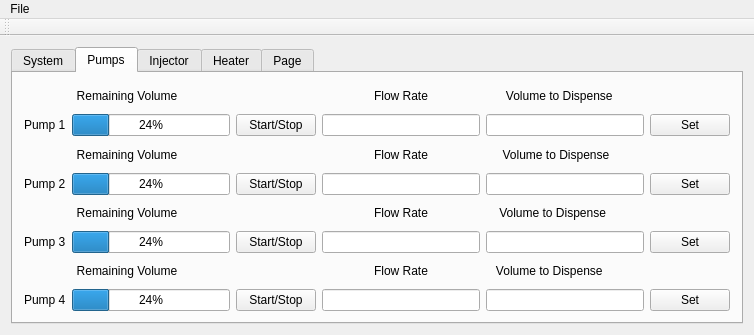
Old version of the form mainwindow.ui in the repository dheerc/qtgui.
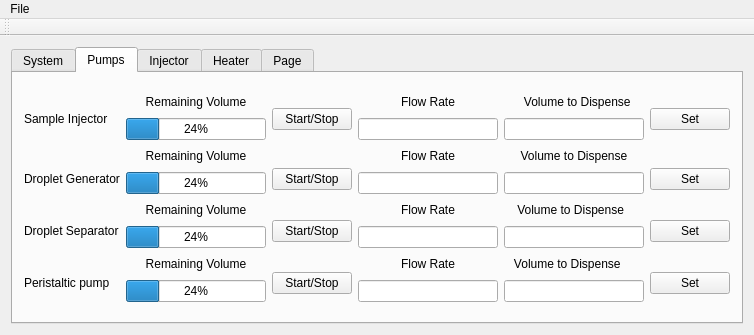
New version of the form.

The edit to the form file:
```diff
--- a/mainwindow.ui
+++ b/mainwindow.ui
@@ -14,7 +14,7 @@
    <string>MainWindow</string>
   </property>
   <widget class="QWidget" name="centralWidget">
-   <layout class="QGridLayout" name="gridLayout">
+   <layout class="QGridLayout" name="gridLayout_2">
     <item row="0" column="0">
      <widget class="QTabWidget" name="Pumps">
       <property name="currentIndex">
@@ -48,73 +48,127 @@
        <attribute name="title">
         <string>Pumps</string>
        </attribute>
-       <layout class="QGridLayout" name="gridLayout_2">
-        <item row="0" column="0" colspan="2">
-         <widget class="QLabel" name="label_8">
-          <property name="layoutDirection">
-           <enum>Qt::LeftToRight</enum>
-          </property>
-          <property name="text">
-           <string>Remaining Volume</string>
-          </property>
-          <property name="alignment">
-           <set>Qt::AlignCenter</set>
-          </property>
-         </widget>
-        </item>
-        <item row="0" column="3">
-         <widget class="QLabel" name="label_6">
-          <property name="layoutDirection">
-           <enum>Qt::LeftToRight</enum>
-          </property>
-          <property name="text">
-           <string>Flow Rate</string>
-          </property>
-          <property name="alignment">
-           <set>Qt::AlignCenter</set>
-          </property>
-         </widget>
-        </item>
-        <item row="0" column="4" colspan="2">
-         <widget class="QLabel" name="label_7">
-          <property name="layoutDirection">
-           <enum>Qt::LeftToRight</enum>
-          </property>
-          <property name="text">
-           <string>      Volume to Dispense</string>
-          </property>
-          <property name="alignment">
-           <set>Qt::AlignLeading|Qt::AlignLeft|Qt::AlignVCenter</set>
-          </property>
-         </widget>
-        </item>
-        <item row="1" column="0">
+       <layout class="QGridLayout" name="gridLayout">
+        <item row="0" column="0">
          <widget class="QLabel" name="label_5">
           <property name="text">
-           <string>Pump 1</string>
+           <string>Sample Injector</string>
           </property>
          </widget>
         </item>
-        <item row="1" column="1">
-         <widget class="QProgressBar" name="rem_vol_1">
-          <property name="mouseTracking">
-           <bool>false</bool>
-          </property>
-          <property name="toolTip">
-           <string/>
-          </property>
-          <property name="toolTipDuration">
-           <number>-1</number>
-          </property>
-          <property name="whatsThis">
-           <string>&lt;html&gt;&lt;head/&gt;&lt;body&gt;&lt;p&gt;Remaining Volume in pump&lt;/p&gt;&lt;/body&gt;&lt;/html&gt;</string>
-          </property>
-          <property name="value">
-           <number>24</number>
-          </property>
-         </widget>
+        <item row="0" column="1" rowspan="4">
+         <layout class="QVBoxLayout" name="verticalLayout_13">
+          <item>
+           <layout class="QVBoxLayout" name="verticalLayout">
+            <item>
+             <widget class="QLabel" name="label_8">
+              <property name="layoutDirection">
+               <enum>Qt::LeftToRight</enum>
+              </property>
+              <property name="text">
+               <string>Remaining Volume</string>
+              </property>
+              <property name="alignment">
+               <set>Qt::AlignCenter</set>
+              </property>
+             </widget>
+            </item>
+            <item>
+             <widget class="QProgressBar" name="rem_vol_1">
+              <property name="mouseTracking">
+               <bool>false</bool>
+              </property>
+              <property name="toolTip">
+               <string/>
+              </property>
+              <property name="toolTipDuration">
+               <number>-1</number>
+              </property>
+              <property name="whatsThis">
+               <string>&lt;html&gt;&lt;head/&gt;&lt;body&gt;&lt;p&gt;Remaining Volume in pump&lt;/p&gt;&lt;/body&gt;&lt;/html&gt;</string>
+              </property>
+              <property name="value">
+               <number>24</number>
+              </property>
+             </widget>
+            </item>
+           </layout>
+          </item>
+          <item>
+           <layout class="QVBoxLayout" name="verticalLayout_10">
+            <item>
+             <widget class="QLabel" name="label_12">
+              <property name="layoutDirection">
+               <enum>Qt::LeftToRight</enum>
+              </property>
+              <property name="text">
+               <string>Remaining Volume</string>
+              </property>
+              <property name="alignment">
+               <set>Qt::AlignCenter</set>
+              </property>
+             </widget>
+            </item>
+            <item>
+             <widget class="QProgressBar" name="rem_vol_2">
+              <property name="value">
+               <number>24</number>
+              </property>
+             </widget>
+            </item>
+           </layout>
+          </item>
+          <item>
+           <layout class="QVBoxLayout" name="verticalLayout_11">
+            <item>
+             <widget class="QLabel" name="label_2">
+              <property name="layoutDirection">
+               <enum>Qt::LeftToRight</enum>
+              </property>
+              <property name="text">
+               <string>Remaining Volume</string>
+              </property>
+              <property name="alignment">
+               <set>Qt::AlignCenter</set>
+              </property>
+             </widget>
+            </item>
+            <item>
+             <widget class="QProgressBar" name="rem_vol_3">
+              <property name="value">
+               <number>24</number>
+              </property>
+             </widget>
+            </item>
+           </layout>
+          </item>
+          <item>
+           <layout class="QVBoxLayout" name="verticalLayout_12">
+            <item>
+             <widget class="QLabel" name="label_16">
+              <property name="layoutDirection">
+               <enum>Qt::LeftToRight</enum>
+              </property>
+              <property name="text">
+               <string>Remaining Volume</string>
+              </property>
+              <property name="alignment">
+               <set>Qt::AlignCenter</set>
+              </property>
+             </widget>
+            </item>
+            <item>
+             <widget class="QProgressBar" name="rem_vol_4">
+              <property name="value">
+               <number>24</number>
+              </property>
+             </widget>
+            </item>
+           </layout>
+          </item>
+         </layout>
         </item>
-        <item row="1" column="2">
+        <item row="0" column="2">
          <widget class="QPushButton" name="start_stop_1">
           <property name="text">
            <string>Start/Stop</string>
@@ -124,73 +178,189 @@
           </property>
          </widget>
         </item>
-        <item row="1" column="3">
-         <widget class="QLineEdit" name="flow_rate_1"/>
+        <item row="0" column="3" rowspan="4">
+         <layout class="QVBoxLayout" name="verticalLayout_14">
+          <item>
+           <layout class="QVBoxLayout" name="verticalLayout_2">
+            <item>
+             <widget class="QLabel" name="label_6">
+              <property name="layoutDirection">
+               <enum>Qt::LeftToRight</enum>
+              </property>
+              <property name="text">
+               <string>Flow Rate</string>
+              </property>
+              <property name="alignment">
+               <set>Qt::AlignCenter</set>
+              </property>
+             </widget>
+            </item>
+            <item>
+             <widget class="QLineEdit" name="flow_rate_1"/>
+            </item>
+           </layout>
+          </item>
+          <item>
+           <layout class="QVBoxLayout" name="verticalLayout_3">
+            <item>
+             <widget class="QLabel" name="label_10">
+              <property name="layoutDirection">
+               <enum>Qt::LeftToRight</enum>
+              </property>
+              <property name="text">
+               <string>Flow Rate</string>
+              </property>
+              <property name="alignment">
+               <set>Qt::AlignCenter</set>
+              </property>
+             </widget>
+            </item>
+            <item>
+             <widget class="QLineEdit" name="flow_rate_2"/>
+            </item>
+           </layout>
+          </item>
+          <item>
+           <layout class="QVBoxLayout" name="verticalLayout_4">
+            <item>
+             <widget class="QLabel" name="label_3">
+              <property name="layoutDirection">
+               <enum>Qt::LeftToRight</enum>
+              </property>
+              <property name="text">
+               <string>Flow Rate</string>
+              </property>
+              <property name="alignment">
+               <set>Qt::AlignCenter</set>
+              </property>
+             </widget>
+            </item>
+            <item>
+             <widget class="QLineEdit" name="flow_rate_3"/>
+            </item>
+           </layout>
+          </item>
+          <item>
+           <layout class="QVBoxLayout" name="verticalLayout_5">
+            <item>
+             <widget class="QLabel" name="label_14">
+              <property name="layoutDirection">
+               <enum>Qt::LeftToRight</enum>
+              </property>
+              <property name="text">
+               <string>Flow Rate</string>
+              </property>
+              <property name="alignment">
+               <set>Qt::AlignCenter</set>
+              </property>
+             </widget>
+            </item>
+            <item>
+             <widget class="QLineEdit" name="flow_rate_4"/>
+            </item>
+           </layout>
+          </item>
+         </layout>
         </item>
-        <item row="1" column="4">
-         <widget class="QLineEdit" name="vol_to_dispense_1"/>
+        <item row="0" column="4" rowspan="4">
+         <layout class="QVBoxLayout" name="verticalLayout_15">
+          <item>
+           <layout class="QVBoxLayout" name="verticalLayout_8">
+            <item>
+             <widget class="QLabel" name="label_7">
+              <property name="layoutDirection">
+               <enum>Qt::LeftToRight</enum>
+              </property>
+              <property name="text">
+               <string>      Volume to Dispense</string>
+              </property>
+              <property name="alignment">
+               <set>Qt::AlignLeading|Qt::AlignLeft|Qt::AlignVCenter</set>
+              </property>
+             </widget>
+            </item>
+            <item>
+             <widget class="QLineEdit" name="vol_to_dispense_1"/>
+            </item>
+           </layout>
+          </item>
+          <item>
+           <layout class="QVBoxLayout" name="verticalLayout_7">
+            <item>
+             <widget class="QLabel" name="label_11">
+              <property name="layoutDirection">
+               <enum>Qt::LeftToRight</enum>
+              </property>
+              <property name="text">
+               <string>     Volume to Dispense</string>
+              </property>
+              <property name="alignment">
+               <set>Qt::AlignLeading|Qt::AlignLeft|Qt::AlignVCenter</set>
+              </property>
+             </widget>
+            </item>
+            <item>
+             <widget class="QLineEdit" name="vol_to_dispense_2"/>
+            </item>
+           </layout>
+          </item>
+          <item>
+           <layout class="QVBoxLayout" name="verticalLayout_6">
+            <item>
+             <widget class="QLabel" name="label_4">
+              <property name="layoutDirection">
+               <enum>Qt::LeftToRight</enum>
+              </property>
+              <property name="text">
+               <string>    Volume to Dispense</string>
+              </property>
+              <property name="alignment">
+               <set>Qt::AlignLeading|Qt::AlignLeft|Qt::AlignVCenter</set>
+              </property>
+             </widget>
+            </item>
+            <item>
+             <widget class="QLineEdit" name="vol_to_dispense_3"/>
+            </item>
+           </layout>
+          </item>
+          <item>
+           <layout class="QVBoxLayout" name="verticalLayout_9">
+            <item>
+             <widget class="QLabel" name="label_15">
+              <property name="layoutDirection">
+               <enum>Qt::LeftToRight</enum>
+              </property>
+              <property name="text">
+               <string>   Volume to Dispense</string>
+              </property>
+              <property name="alignment">
+               <set>Qt::AlignLeading|Qt::AlignLeft|Qt::AlignVCenter</set>
+              </property>
+             </widget>
+            </item>
+            <item>
+             <widget class="QLineEdit" name="vol_to_dispense_4"/>
+            </item>
+           </layout>
+          </item>
+         </layout>
         </item>
-        <item row="1" column="5">
+        <item row="0" column="5">
          <widget class="QPushButton" name="set_1">
           <property name="text">
            <string>Set</string>
           </property>
          </widget>
         </item>
-        <item row="2" column="0" colspan="2">
-         <widget class="QLabel" name="label_12">
-          <property name="layoutDirection">
-           <enum>Qt::LeftToRight</enum>
-          </property>
-          <property name="text">
-           <string>Remaining Volume</string>
-          </property>
-          <property name="alignment">
-           <set>Qt::AlignCenter</set>
-          </property>
-         </widget>
-        </item>
-        <item row="2" column="3">
-         <widget class="QLabel" name="label_10">
-          <property name="layoutDirection">
-           <enum>Qt::LeftToRight</enum>
-          </property>
-          <property name="text">
-           <string>Flow Rate</string>
-          </property>
-          <property name="alignment">
-           <set>Qt::AlignCenter</set>
-          </property>
-         </widget>
-        </item>
-        <item row="2" column="4" colspan="2">
-         <widget class="QLabel" name="label_11">
-          <property name="layoutDirection">
-           <enum>Qt::LeftToRight</enum>
-          </property>
-          <property name="text">
-           <string>     Volume to Dispense</string>
-          </property>
-          <property name="alignment">
-           <set>Qt::AlignLeading|Qt::AlignLeft|Qt::AlignVCenter</set>
-          </property>
-         </widget>
-        </item>
-        <item row="3" column="0">
+        <item row="1" column="0">
          <widget class="QLabel" name="label_9">
           <property name="text">
-           <string>Pump 2</string>
+           <string>Droplet Generator</string>
           </property>
          </widget>
         </item>
-        <item row="3" column="1">
-         <widget class="QProgressBar" name="rem_vol_2">
-          <property name="value">
-           <number>24</number>
-          </property>
-         </widget>
-        </item>
-        <item row="3" column="2">
+        <item row="1" column="2">
          <widget class="QPushButton" name="start_stop_2">
           <property name="text">
            <string>Start/Stop</string>
@@ -200,73 +370,21 @@
           </property>
          </widget>
         </item>
-        <item row="3" column="3">
-         <widget class="QLineEdit" name="flow_rate_2"/>
-        </item>
-        <item row="3" column="4">
-         <widget class="QLineEdit" name="vol_to_dispense_2"/>
-        </item>
-        <item row="3" column="5">
+        <item row="1" column="5">
          <widget class="QPushButton" name="set_2">
           <property name="text">
            <string>Set</string>
           </property>
          </widget>
         </item>
-        <item row="4" column="0" colspan="2">
-         <widget class="QLabel" name="label_2">
-          <property name="layoutDirection">
-           <enum>Qt::LeftToRight</enum>
-          </property>
-          <property name="text">
-           <string>Remaining Volume</string>
-          </property>
-          <property name="alignment">
-           <set>Qt::AlignCenter</set>
-          </property>
-         </widget>
-        </item>
-        <item row="4" column="3">
-         <widget class="QLabel" name="label_3">
-          <property name="layoutDirection">
-           <enum>Qt::LeftToRight</enum>
-          </property>
-          <property name="text">
-           <string>Flow Rate</string>
-          </property>
-          <property name="alignment">
-           <set>Qt::AlignCenter</set>
-          </property>
-         </widget>
-        </item>
-        <item row="4" column="4" colspan="2">
-         <widget class="QLabel" name="label_4">
-          <property name="layoutDirection">
-           <enum>Qt::LeftToRight</enum>
-          </property>
-          <property name="text">
-           <string>    Volume to Dispense</string>
-          </property>
-          <property name="alignment">
-           <set>Qt::AlignLeading|Qt::AlignLeft|Qt::AlignVCenter</set>
-          </property>
-         </widget>
-        </item>
-        <item row="5" column="0">
+        <item row="2" column="0">
          <widget class="QLabel" name="label">
           <property name="text">
-           <string>Pump 3</string>
+           <string>Droplet Separator</string>
           </property>
          </widget>
         </item>
-        <item row="5" column="1">
-         <widget class="QProgressBar" name="rem_vol_3">
-          <property name="value">
-           <number>24</number>
-          </property>
-         </widget>
-        </item>
-        <item row="5" column="2">
+        <item row="2" column="2">
          <widget class="QPushButton" name="start_stop_3">
           <property name="text">
            <string>Start/Stop</string>
@@ -276,73 +394,21 @@
           </property>
          </widget>
         </item>
-        <item row="5" column="3">
-         <widget class="QLineEdit" name="flow_rate_3"/>
-        </item>
-        <item row="5" column="4">
-         <widget class="QLineEdit" name="vol_to_dispense_3"/>
-        </item>
-        <item row="5" column="5">
+        <item row="2" column="5">
          <widget class="QPushButton" name="set_3">
           <property name="text">
            <string>Set</string>
           </property>
          </widget>
         </item>
-        <item row="6" column="0" colspan="2">
-         <widget class="QLabel" name="label_16">
-          <property name="layoutDirection">
-           <enum>Qt::LeftToRight</enum>
-          </property>
-          <property name="text">
-           <string>Remaining Volume</string>
-          </property>
-          <property name="alignment">
-           <set>Qt::AlignCenter</set>
-          </property>
-         </widget>
-        </item>
-        <item row="6" column="3">
-         <widget class="QLabel" name="label_14">
-          <property name="layoutDirection">
-           <enum>Qt::LeftToRight</enum>
-          </property>
-          <property name="text">
-           <string>Flow Rate</string>
-          </property>
-          <property name="alignment">
-           <set>Qt::AlignCenter</set>
-          </property>
-         </widget>
-        </item>
-        <item row="6" column="4" colspan="2">
-         <widget class="QLabel" name="label_15">
-          <property name="layoutDirection">
-           <enum>Qt::LeftToRight</enum>
-          </property>
-          <property name="text">
-           <string>   Volume to Dispense</string>
-          </property>
-          <property name="alignment">
-           <set>Qt::AlignLeading|Qt::AlignLeft|Qt::AlignVCenter</set>
-          </property>
-         </widget>
-        </item>
-        <item row="7" column="0">
+        <item row="3" column="0">
          <widget class="QLabel" name="label_13">
           <property name="text">
-           <string>Pump 4</string>
+           <string>Peristaltic pump</string>
           </property>
          </widget>
         </item>
-        <item row="7" column="1">
-         <widget class="QProgressBar" name="rem_vol_4">
-          <property name="value">
-           <number>24</number>
-          </property>
-         </widget>
-        </item>
-        <item row="7" column="2">
+        <item row="3" column="2">
          <widget class="QPushButton" name="start_stop_4">
           <property name="text">
            <string>Start/Stop</string>
@@ -352,13 +418,7 @@
           </property>
          </widget>
         </item>
-        <item row="7" column="3">
-         <widget class="QLineEdit" name="flow_rate_4"/>
-        </item>
-        <item row="7" column="4">
-         <widget class="QLineEdit" name="vol_to_dispense_4"/>
-        </item>
-        <item row="7" column="5">
+        <item row="3" column="5">
          <widget class="QPushButton" name="set_4">
           <property name="text">
            <string>Set</string>
```
